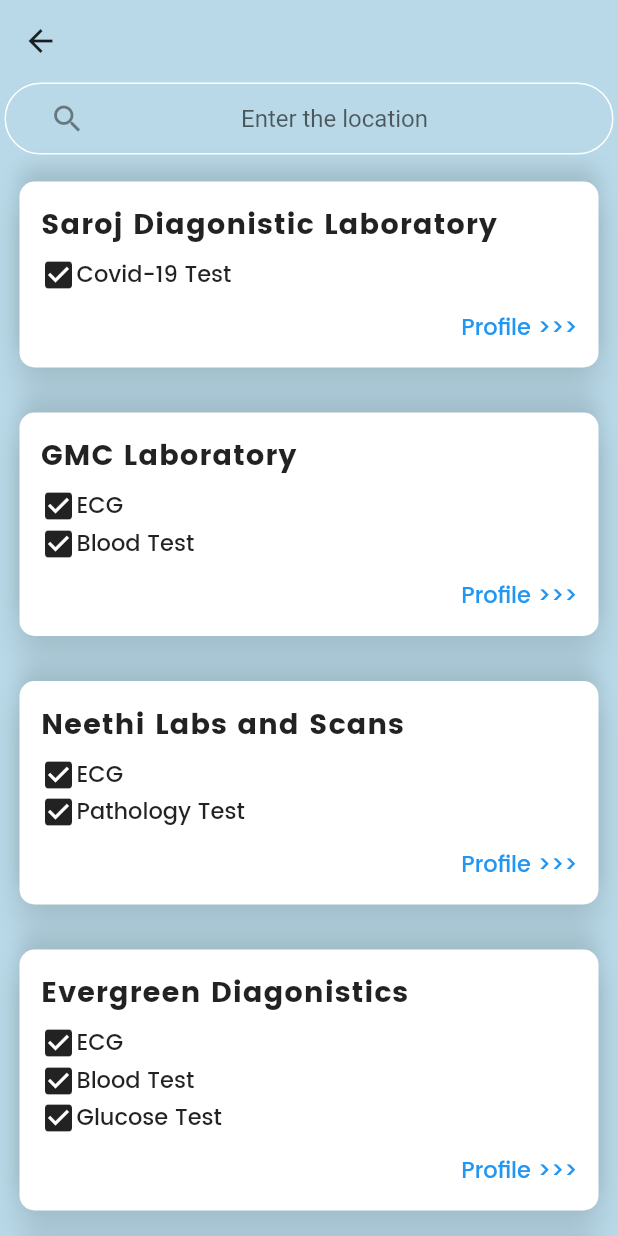
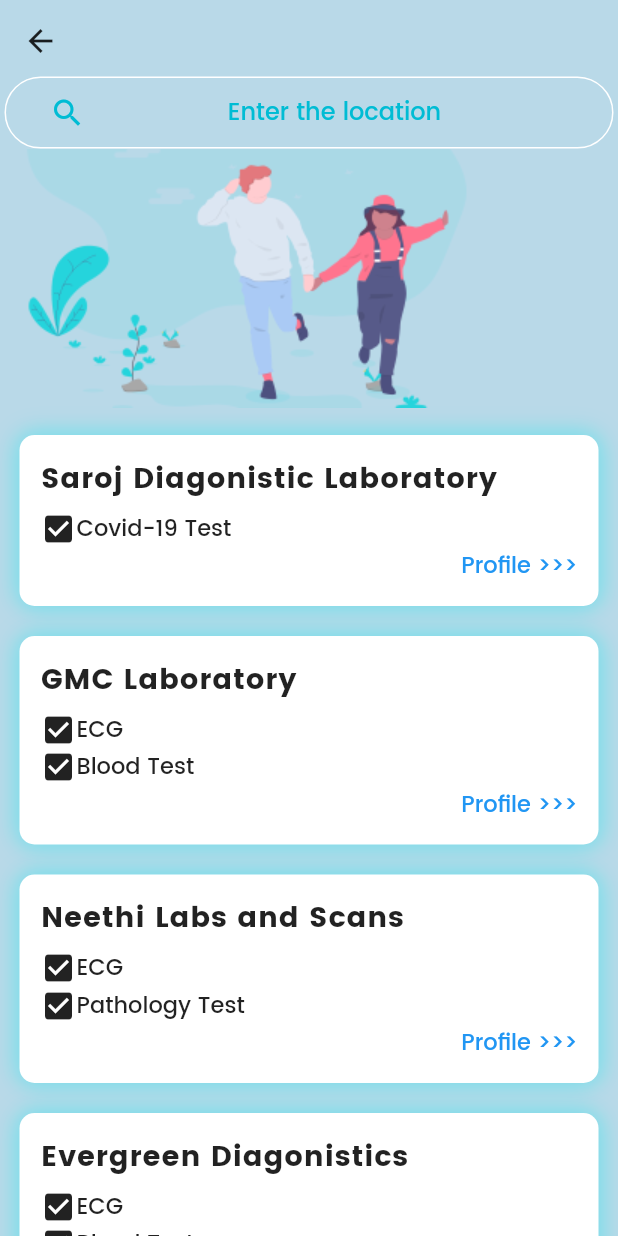
Before and after one commit to anu-baby97/lab_test_app, a Flutter app: the LabInfo screen opened by its route, on a phone screen of 412 x 824 dp. Run offline on Flutter 3.47's test engine with Material 2 defaults, Android fonts, the phone set to English and light mode, and no system bars; our stand-ins replace cloud_firestore, date_format, firebase_auth, firebase_core, flutter_screenutil, modal_progress_hud; accounts and stored records are empty.

```diff
--- a/lib/Screens/LabInfo.dart
+++ b/lib/Screens/LabInfo.dart
@@ -55,14 +55,12 @@ class _LabInfoState extends State<LabInfo> {
                         Navigator.pop(context);
                       },
                     ),
-                    SizedBox(
-                      height: 4,
-                    ),
                     TextField(
-                        keyboardType: TextInputType.emailAddress,
+                        keyboardType: TextInputType.name,
                         textAlign: TextAlign.center,
                         onChanged: (value) {},
                         decoration: buildLocationInputDecoration()),
+                    Image.asset("assets/image_01.png"),
                     SizedBox(
                       height: 8.0,
                     ),
@@ -95,7 +93,6 @@ class _LabInfoState extends State<LabInfo> {
                                   ),
                                 ],
                               ),
-                              SizedBox(height: 10),
                               Row(
                                 mainAxisAlignment: MainAxisAlignment.end,
                                 children: <Widget>[
@@ -117,9 +114,6 @@ class _LabInfoState extends State<LabInfo> {
                           ),
                         ),
                       ),
-                    ),
-                    SizedBox(
-                      height: 10,
                     ),
                     Padding(
                       padding: EdgeInsets.all(10),
@@ -166,7 +160,6 @@ class _LabInfoState extends State<LabInfo> {
                                   ),
                                 ],
                               ),
-                              SizedBox(height: 10),
                               Row(
                                 mainAxisAlignment: MainAxisAlignment.end,
                                 children: <Widget>[
@@ -183,9 +176,6 @@ class _LabInfoState extends State<LabInfo> {
                           ),
                         ),
                       ),
-                    ),
-                    SizedBox(
-                      height: 10,
                     ),
                     Padding(
                       padding: EdgeInsets.all(10),
@@ -232,7 +222,6 @@ class _LabInfoState extends State<LabInfo> {
                                   ),
                                 ],
                               ),
-                              SizedBox(height: 10),
                               Row(
                                 mainAxisAlignment: MainAxisAlignment.end,
                                 children: <Widget>[
@@ -249,9 +238,6 @@ class _LabInfoState extends State<LabInfo> {
                           ),
                         ),
                       ),
-                    ),
-                    SizedBox(
-                      height: 10,
                     ),
                     Padding(
                       padding: EdgeInsets.all(10),
@@ -310,7 +296,6 @@ class _LabInfoState extends State<LabInfo> {
                                   ),
                                 ],
                               ),
-                              SizedBox(height: 10),
                               Row(
                                 mainAxisAlignment: MainAxisAlignment.end,
                                 children: <Widget>[
@@ -327,9 +312,6 @@ class _LabInfoState extends State<LabInfo> {
                           ),
                         ),
                       ),
-                    ),
-                    SizedBox(
-                      height: 10,
                     ),
                     Padding(
                       padding: EdgeInsets.all(10),
@@ -360,7 +342,6 @@ class _LabInfoState extends State<LabInfo> {
                                   ),
                                 ],
                               ),
-                              SizedBox(height: 10),
                               Row(
                                 mainAxisAlignment: MainAxisAlignment.end,
                                 children: <Widget>[
@@ -377,9 +358,6 @@ class _LabInfoState extends State<LabInfo> {
                           ),
                         ),
                       ),
-                    ),
-                    SizedBox(
-                      height: 10,
                     ),
                     Padding(
                       padding: EdgeInsets.all(10),
@@ -410,7 +388,6 @@ class _LabInfoState extends State<LabInfo> {
                                   ),
                                 ],
                               ),
-                              SizedBox(height: 10),
                               Row(
                                 mainAxisAlignment: MainAxisAlignment.end,
                                 children: <Widget>[
@@ -427,9 +404,6 @@ class _LabInfoState extends State<LabInfo> {
                           ),
                         ),
                       ),
-                    ),
-                    SizedBox(
-                      height: 10,
                     ),
                     Padding(
                       padding: EdgeInsets.all(10),
@@ -460,7 +434,6 @@ class _LabInfoState extends State<LabInfo> {
                                   ),
                                 ],
                               ),
-                              SizedBox(height: 10),
                               Row(
                                 mainAxisAlignment: MainAxisAlignment.end,
                                 children: <Widget>[
@@ -477,9 +450,6 @@ class _LabInfoState extends State<LabInfo> {
                           ),
                         ),
                       ),
-                    ),
-                    SizedBox(
-                      height: 10,
                     ),
                     Padding(
                       padding: EdgeInsets.all(10),
@@ -510,7 +480,6 @@ class _LabInfoState extends State<LabInfo> {
                                   ),
                                 ],
                               ),
-                              SizedBox(height: 10),
                               Row(
                                 mainAxisAlignment: MainAxisAlignment.end,
                                 children: <Widget>[
@@ -527,9 +496,6 @@ class _LabInfoState extends State<LabInfo> {
                           ),
                         ),
                       ),
-                    ),
-                    SizedBox(
-                      height: 10,
                     ),
                     Padding(
                       padding: EdgeInsets.all(10),
@@ -560,7 +526,6 @@ class _LabInfoState extends State<LabInfo> {
                                   ),
                                 ],
                               ),
-                              SizedBox(height: 10),
                               Row(
                                 mainAxisAlignment: MainAxisAlignment.end,
                                 children: <Widget>[
@@ -578,9 +543,6 @@ class _LabInfoState extends State<LabInfo> {
                         ),
                       ),
                     ),
-                    SizedBox(
-                      height: 10,
-                    ),
                   ],
                 ),
               ),
@@ -595,9 +557,13 @@ class _LabInfoState extends State<LabInfo> {
     return InputDecoration(
       prefixIcon: Padding(
         padding: const EdgeInsets.only(left: 30),
-        child: Icon(Icons.search),
+        child: Icon(
+          Icons.search,
+          color: Colors.cyan,
+        ),
       ),
       hintText: 'Enter the location',
+      hintStyle: TextStyle(fontFamily: "Poppins-Medium", color: Colors.cyan),
       contentPadding: EdgeInsets.symmetric(vertical: 10.0, horizontal: 20.0),
       border: OutlineInputBorder(
         borderRadius: BorderRadius.all(Radius.circular(32.0)),
@@ -619,12 +585,12 @@ class _LabInfoState extends State<LabInfo> {
         borderRadius: BorderRadius.circular(10.0),
         boxShadow: [
           BoxShadow(
-              color: Colors.black12,
-              offset: Offset(0.0, 15.0),
+              color: Colors.cyan.shade200,
+              offset: Offset(0.0, 0.0),
               blurRadius: 15.0),
           BoxShadow(
-              color: Colors.black12,
-              offset: Offset(0.0, -10.0),
+              color: Colors.cyan.shade200,
+              offset: Offset(0.0, 0.0),
               blurRadius: 10.0),
         ]);
   }
--- a/pubspec.yaml
+++ b/pubspec.yaml
@@ -35,6 +35,7 @@ dependencies:
   firebase_database: ^6.0.0
   search_map_place: ^0.3.0
   modal_progress_hud: ^0.1.3
+  date_format: ^1.0.9
 
 dev_dependencies:
   flutter_test:
```
Also changed, not shown: lib/Screens/LoginScreen.dart (+46 -10 lines), lib/Screens/RegistrationScreen.dart (+5 -3 lines), assets/image_01.png, pubspec.lock.
